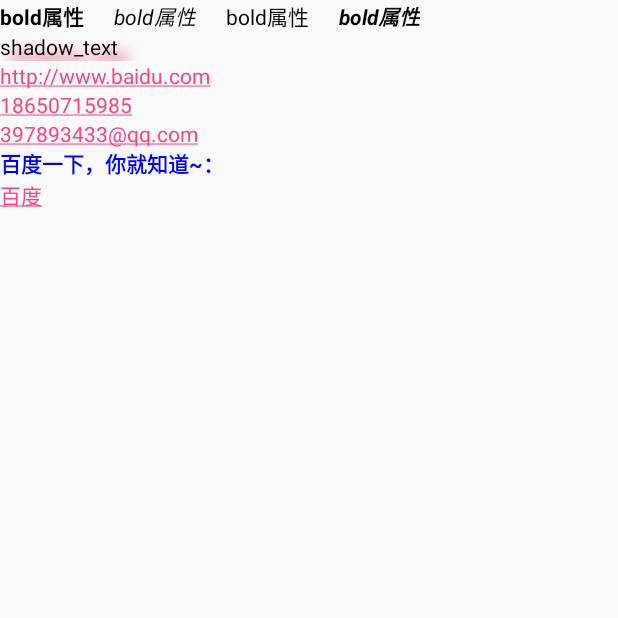
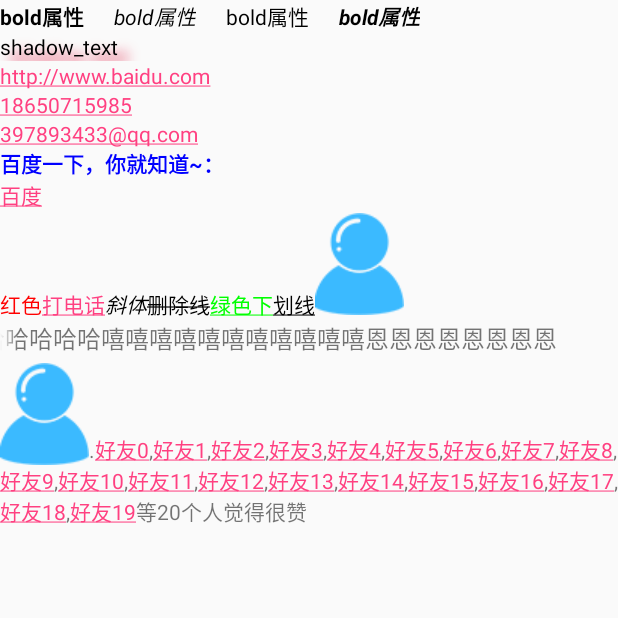
Before and after one commit to pigff/MyAndroidStudy, an Android app: the TextViewStudy screen opened directly, with no data from a screen before it, on a phone screen of 412 x 824 dp, the top half of it. Run offline under Robolectric (Android 15) with nearby library versions, the phone set to English and light mode, and no system bars.

Commit message:
text finish

```diff
--- a/app/src/main/java/com/example/lin/myandroidapplication/TextViewStudy.java
+++ b/app/src/main/java/com/example/lin/myandroidapplication/TextViewStudy.java
@@ -1,10 +1,28 @@
 package com.example.lin.myandroidapplication;
 
 import android.app.Activity;
+import android.graphics.Color;
+import android.graphics.Typeface;
+import android.graphics.drawable.Drawable;
 import android.os.Bundle;
 import android.text.Html;
+import android.text.Spannable;
+import android.text.SpannableString;
+import android.text.SpannableStringBuilder;
+import android.text.Spanned;
+import android.text.TextPaint;
 import android.text.method.LinkMovementMethod;
+import android.text.style.ClickableSpan;
+import android.text.style.ForegroundColorSpan;
+import android.text.style.ImageSpan;
+import android.text.style.StrikethroughSpan;
+import android.text.style.StyleSpan;
+import android.text.style.TypefaceSpan;
+import android.text.style.URLSpan;
+import android.text.style.UnderlineSpan;
+import android.view.View;
 import android.widget.TextView;
+import android.widget.Toast;
 
 /**
  * Created by lin on 2016/10/26.
@@ -19,9 +37,59 @@ public class TextViewStudy extends Activity {
     }
 
     private void init() {
-        TextView textView = (TextView) findViewById(R.id.superLinkText);
+        TextView htmlText = (TextView) findViewById(R.id.superLinkText);
         String content = "<font color='blue'><b>百度一下，你就知道~：</b></font><br>" + "<a href = 'http://www.baidu.com'>百度</a>";
-        textView.setText(Html.fromHtml(content));
-        textView.setMovementMethod(LinkMovementMethod.getInstance());
+        htmlText.setText(Html.fromHtml(content));
+        htmlText.setMovementMethod(LinkMovementMethod.getInstance());
+
+        TextView spanText = (TextView) findViewById(R.id.span_text);
+        SpannableString spannableString = new SpannableString("红色打电话斜体删除线绿色下划线图片");
+        spannableString.setSpan(new ForegroundColorSpan(Color.RED), 0, 2, Spannable.SPAN_EXCLUSIVE_EXCLUSIVE);
+        spannableString.setSpan(new URLSpan("tel:1212121"), 2, 5, Spanned.SPAN_EXCLUSIVE_EXCLUSIVE);
+        spannableString.setSpan(new StyleSpan(Typeface.ITALIC), 5, 7, Spanned.SPAN_EXCLUSIVE_EXCLUSIVE);
+        spannableString.setSpan(new StrikethroughSpan(), 7, 10, Spanned.SPAN_EXCLUSIVE_EXCLUSIVE);
+        spannableString.setSpan(new UnderlineSpan(), 10, 16, Spanned.SPAN_EXCLUSIVE_EXCLUSIVE);
+        spannableString.setSpan(new ForegroundColorSpan(Color.GREEN), 10, 13, Spanned.SPAN_EXCLUSIVE_EXCLUSIVE);
+        Drawable drawable = getResources().getDrawable(R.drawable.text_img);
+        drawable.setBounds(0, 0, drawable.getIntrinsicWidth(), drawable.getIntrinsicHeight());
+        ImageSpan imageSpan = new ImageSpan(drawable, ImageSpan.ALIGN_BASELINE);
+        spannableString.setSpan(imageSpan, 15, 17, Spanned.SPAN_EXCLUSIVE_EXCLUSIVE);
+        spanText.setText(spannableString);
+
+        StringBuilder stringBuilder = new StringBuilder();
+        for (int i = 0; i < 20; i++) {
+            stringBuilder.append("好友" + i + ",");
+        }
+        String likeUsers = stringBuilder.substring(0, stringBuilder.lastIndexOf(",")).toString();
+        TextView spanStringBuilderText = (TextView) findViewById(R.id.spanStringBuilderText);
+        spanStringBuilderText.setMovementMethod(LinkMovementMethod.getInstance());
+        spanStringBuilderText.setText(addClickPart(likeUsers), TextView.BufferType.SPANNABLE);
+    }
+
+    private SpannableStringBuilder addClickPart(String str) {
+        ImageSpan imageSpan = new ImageSpan(this, R.drawable.text_img);
+        SpannableString spanStr = new SpannableString("p.");
+        spanStr.setSpan(imageSpan, 0, 1, Spanned.SPAN_EXCLUSIVE_EXCLUSIVE);
+        SpannableStringBuilder ssb = new SpannableStringBuilder(spanStr);
+        ssb.append(str);
+        String[] likeUsers = str.split(",");
+        if (likeUsers.length > 0) {
+            for (int i = 0; i < likeUsers.length; i++) {
+                final String name = likeUsers[i];
+                int start = str.indexOf(name) + spanStr.length();
+                ssb.setSpan(new ClickableSpan() {
+                    @Override
+                    public void onClick(View widget) {
+                        Toast.makeText(TextViewStudy.this, name, Toast.LENGTH_SHORT).show();
+                    }
+
+                    @Override
+                    public void updateDrawState(TextPaint ds) {
+                        super.updateDrawState(ds);
+                    }
+                }, start, start + name.length(), 0);
+            }
+        }
+        return ssb.append("等" + likeUsers.length + "个人觉得很赞");
     }
 }
--- a/app/src/main/res/layout/activity_textview_layout.xml
+++ b/app/src/main/res/layout/activity_textview_layout.xml
@@ -74,10 +74,30 @@
         android:textColor="@color/black"/>
 
     <TextView
+        android:id="@+id/superLinkText"
         android:layout_width="wrap_content"
         android:layout_height="wrap_content"
-        android:id="@+id/superLinkText"
         android:textColor="@color/black"/>
 
+    <TextView
+        android:id="@+id/span_text"
+        android:layout_width="wrap_content"
+        android:layout_height="wrap_content"
+        android:textColor="@color/black"/>
 
+    <TextView
+        android:layout_width="match_parent"
+        android:layout_height="wrap_content"
+        android:ellipsize="marquee"
+        android:focusable="true"
+        android:focusableInTouchMode="true"
+        android:marqueeRepeatLimit="marquee_forever"
+        android:singleLine="true"
+        android:text="@string/test_text"
+        android:textSize="16sp"/>
+
+    <TextView
+        android:id="@+id/spanStringBuilderText"
+        android:layout_width="wrap_content"
+        android:layout_height="wrap_content"/>
 </LinearLayout>
--- a/app/src/main/res/values/strings.xml
+++ b/app/src/main/res/values/strings.xml
@@ -4,4 +4,5 @@
     <string name="button_imagebutton"><![CDATA[button && imagebutton]]></string>
     <string name="text_bold">bold属性</string>
     <string name="shadow_text">shadow_text</string>
+    <string name="test_text">哈哈哈哈哈哈哈哈哈嘻嘻嘻嘻嘻嘻嘻嘻嘻嘻嘻恩恩恩恩恩恩恩恩</string>
 </resources>
```
Also changed, not shown: app/src/main/res/drawable/text_img.png (added).
